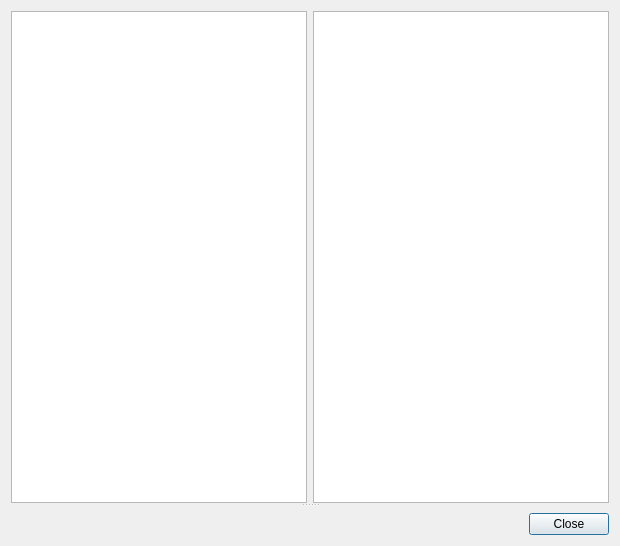
This is hgqvlib/qt4/filediffviewer.ui in TyberiusPrime/hgview as Qt 5 draws it before an edit. The edited form follows.
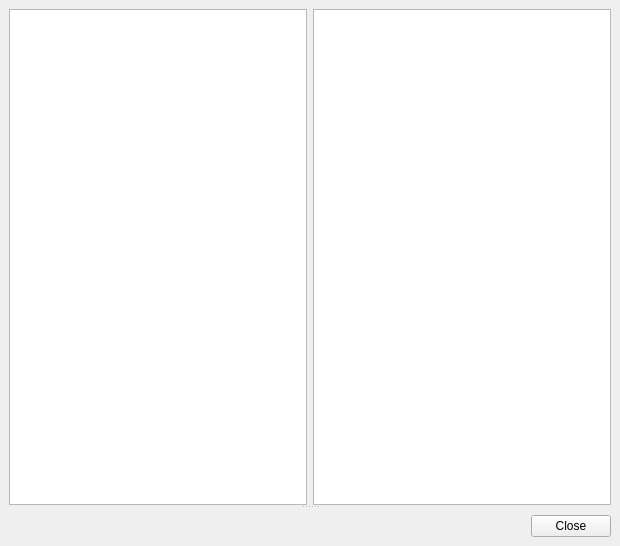
This is the edited form.

Commit message: Refactored dialogs to make them QMainWindow instead of QDialog (so the quickbars work with them)

Diff of the .ui file:
```diff
--- a/hgqvlib/qt4/filediffviewer.ui
+++ b/hgqvlib/qt4/filediffviewer.ui
@@ -1,6 +1,6 @@
 <ui version="4.0" >
- <class>Dialog</class>
- <widget class="QDialog" name="Dialog" >
+ <class>MainWindow</class>
+ <widget class="QMainWindow" name="MainWindow" >
   <property name="geometry" >
    <rect>
     <x>0</x>
@@ -10,7 +10,16 @@
    </rect>
   </property>
   <property name="windowTitle" >
-   <string>Dialog</string>
+   <string>MainWindow</string>
+  </property>
+  <widget class="QWidget" name="centralwidget" >
+   <property name="geometry" >
+    <rect>
+     <x>0</x>
+     <y>0</y>
+     <width>620</width>
+     <height>546</height>
+    </rect>
   </property>
   <layout class="QVBoxLayout" name="verticalLayout" >
    <item>
@@ -84,6 +93,7 @@
     </widget>
    </item>
   </layout>
+  </widget>
   <action name="actionClose" >
    <property name="text" >
     <string>Close</string>
```
Left out of the diff: 35 changed lines with no effect on the pictures. Lines whose indentation alone changed are shown as unchanged. The commit also changes 5 other files.
